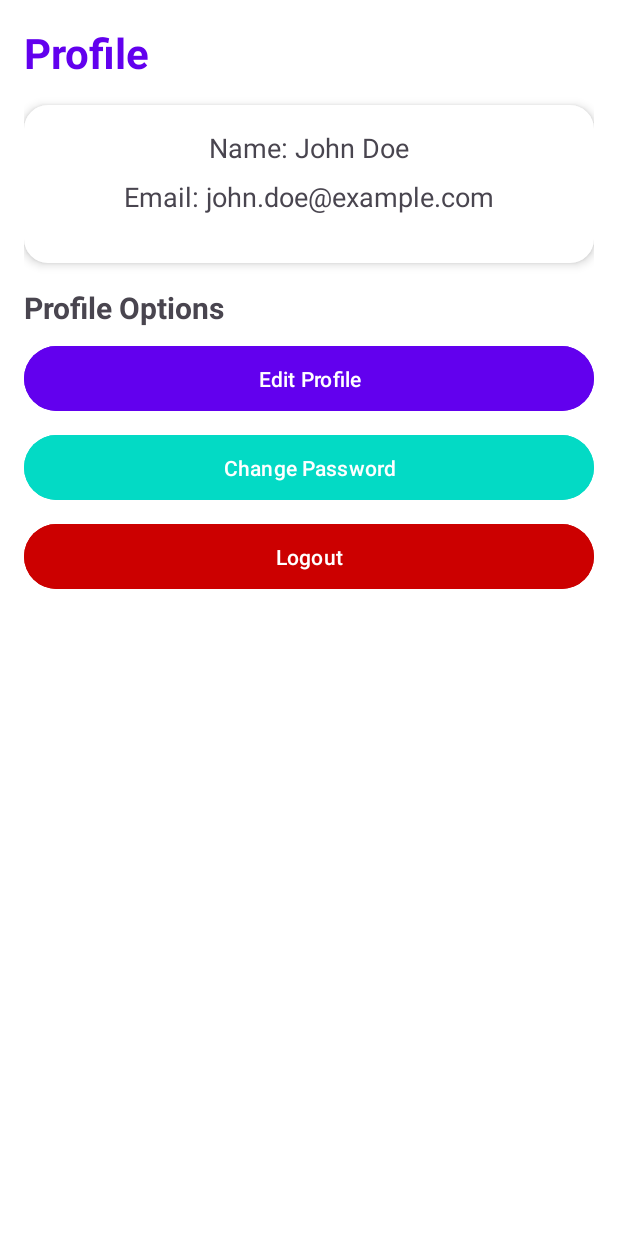
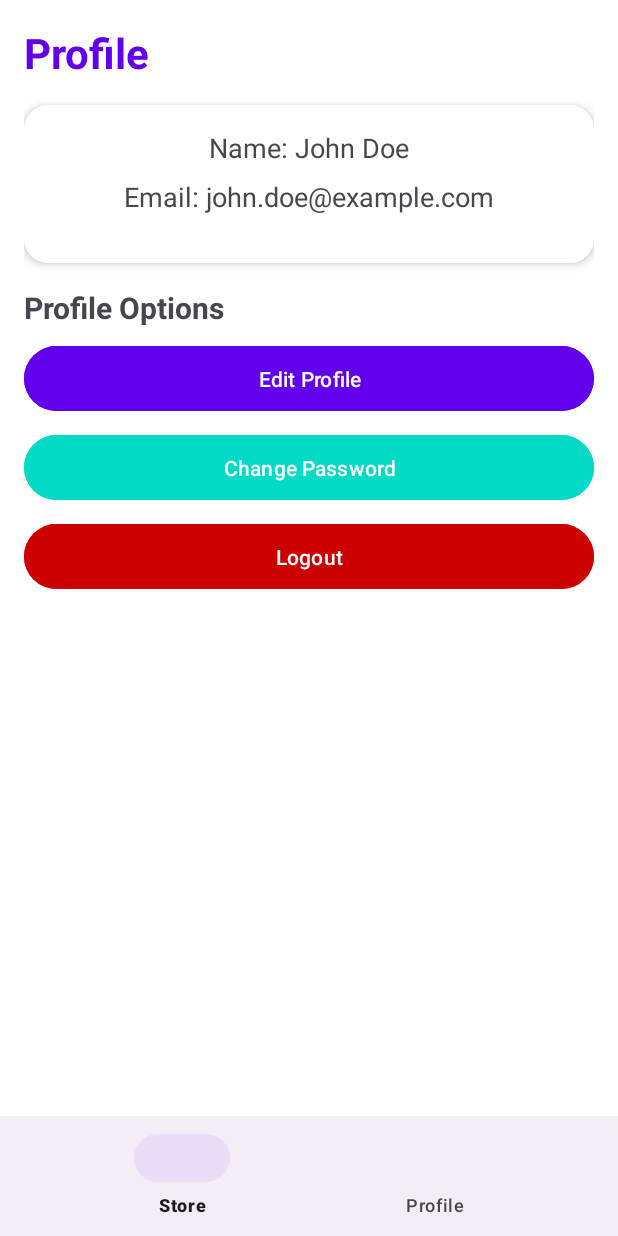
Before and after one commit to TabooNotTaboo/Prm-PetStore, an Android app: the MainActivity screen opened directly, with no data from a screen before it, in the side drawer, after a tap on "Profile", on a phone screen of 412 x 824 dp. Run offline under Robolectric (Android 15) with nearby library versions, the phone set to English and light mode, and no system bars.

Commit message:
menu bottom

```diff
--- a/app/src/main/java/taboo/com/petstorefood/MainActivity.java
+++ b/app/src/main/java/taboo/com/petstorefood/MainActivity.java
@@ -10,11 +10,13 @@ import androidx.drawerlayout.widget.DrawerLayout;
 import androidx.fragment.app.Fragment;
 import androidx.fragment.app.FragmentTransaction;
 import com.google.android.material.navigation.NavigationView;
+import com.google.android.material.bottomnavigation.BottomNavigationView;
 
 public class MainActivity extends AppCompatActivity {
 
     private DrawerLayout drawerLayout;
     private NavigationView navigationView;
+    private BottomNavigationView bottomNavigationView;
 
     @Override
     protected void onCreate(Bundle savedInstanceState) {
@@ -23,6 +25,7 @@ public class MainActivity extends AppCompatActivity {
 
         drawerLayout = findViewById(R.id.drawer_layout);
         navigationView = findViewById(R.id.nav_view);
+        bottomNavigationView = findViewById(R.id.bottom_navigation);
 
         ActionBarDrawerToggle toggle = new ActionBarDrawerToggle(
                 this, drawerLayout, R.string.navigation_drawer_open, R.string.navigation_drawer_close);
@@ -30,29 +33,37 @@ public class MainActivity extends AppCompatActivity {
         toggle.syncState();
 
         navigationView.setNavigationItemSelectedListener(item -> {
-            Fragment selectedFragment = null;
-            int id = item.getItemId();
-            if (id == R.id.nav_store) {
-                selectedFragment = new StoreFragment();
-            } else if (id == R.id.nav_profile) {
-                selectedFragment = new ProfileFragment();
-            }
-
-            if (selectedFragment != null) {
-                FragmentTransaction transaction = getSupportFragmentManager().beginTransaction();
-                transaction.replace(R.id.fragment_container, selectedFragment);
-                transaction.commit();
-            }
+            handleNavigationItemSelected(item.getItemId());
             drawerLayout.closeDrawer(GravityCompat.START);
             return true;
         });
 
+        bottomNavigationView.setOnNavigationItemSelectedListener(item -> {
+            handleNavigationItemSelected(item.getItemId());
+            return true;
+        });
 
         // Default fragment
         if (savedInstanceState == null) {
             navigationView.setCheckedItem(R.id.nav_store);
+            bottomNavigationView.setSelectedItemId(R.id.nav_store);
             getSupportFragmentManager().beginTransaction().replace(R.id.fragment_container,
                     new StoreFragment()).commit();
         }
     }
+
+    private void handleNavigationItemSelected(int itemId) {
+        Fragment selectedFragment = null;
+        if (itemId == R.id.nav_store) {
+            selectedFragment = new StoreFragment();
+        } else if (itemId == R.id.nav_profile) {
+            selectedFragment = new ProfileFragment();
+        }
+
+        if (selectedFragment != null) {
+            FragmentTransaction transaction = getSupportFragmentManager().beginTransaction();
+            transaction.replace(R.id.fragment_container, selectedFragment);
+            transaction.commit();
+        }
+    }
 }
--- a/app/src/main/res/layout/activity_main.xml
+++ b/app/src/main/res/layout/activity_main.xml
@@ -1,20 +1,34 @@
-<?xml version="1.0" encoding="utf-8"?>
-<androidx.drawerlayout.widget.DrawerLayout xmlns:android="http://schemas.android.com/apk/res/android"
+<androidx.drawerlayout.widget.DrawerLayout
+    xmlns:android="http://schemas.android.com/apk/res/android"
     xmlns:app="http://schemas.android.com/apk/res-auto"
     android:id="@+id/drawer_layout"
     android:layout_width="match_parent"
     android:layout_height="match_parent">
 
-    <FrameLayout
-        android:id="@+id/fragment_container"
+    <LinearLayout
         android:layout_width="match_parent"
-        android:layout_height="match_parent" />
+        android:layout_height="match_parent"
+        android:orientation="vertical">
+
+        <!-- Fragment container -->
+        <FrameLayout
+            android:id="@+id/fragment_container"
+            android:layout_width="match_parent"
+            android:layout_height="0dp"
+            android:layout_weight="1"/>
+
+        <!-- Bottom Navigation View -->
+        <com.google.android.material.bottomnavigation.BottomNavigationView
+            android:id="@+id/bottom_navigation"
+            android:layout_width="match_parent"
+            android:layout_height="wrap_content"
+            app:menu="@menu/bottom_nav_menu"/>
+    </LinearLayout>
 
     <com.google.android.material.navigation.NavigationView
         android:id="@+id/nav_view"
         android:layout_width="wrap_content"
         android:layout_height="match_parent"
         android:layout_gravity="start"
-        app:menu="@menu/drawer_menu" />
-
+        app:menu="@menu/drawer_menu"/>
 </androidx.drawerlayout.widget.DrawerLayout>
--- /dev/null
+++ b/app/src/main/res/menu/bottom_nav_menu.xml
@@ -0,0 +1,9 @@
+<?xml version="1.0" encoding="utf-8"?>
+<menu xmlns:android="http://schemas.android.com/apk/res/android">
+    <item
+        android:id="@+id/nav_store"
+        android:title="Store" />
+    <item
+    android:id="@+id/nav_profile"
+    android:title="Profile" />
+</menu>
```
